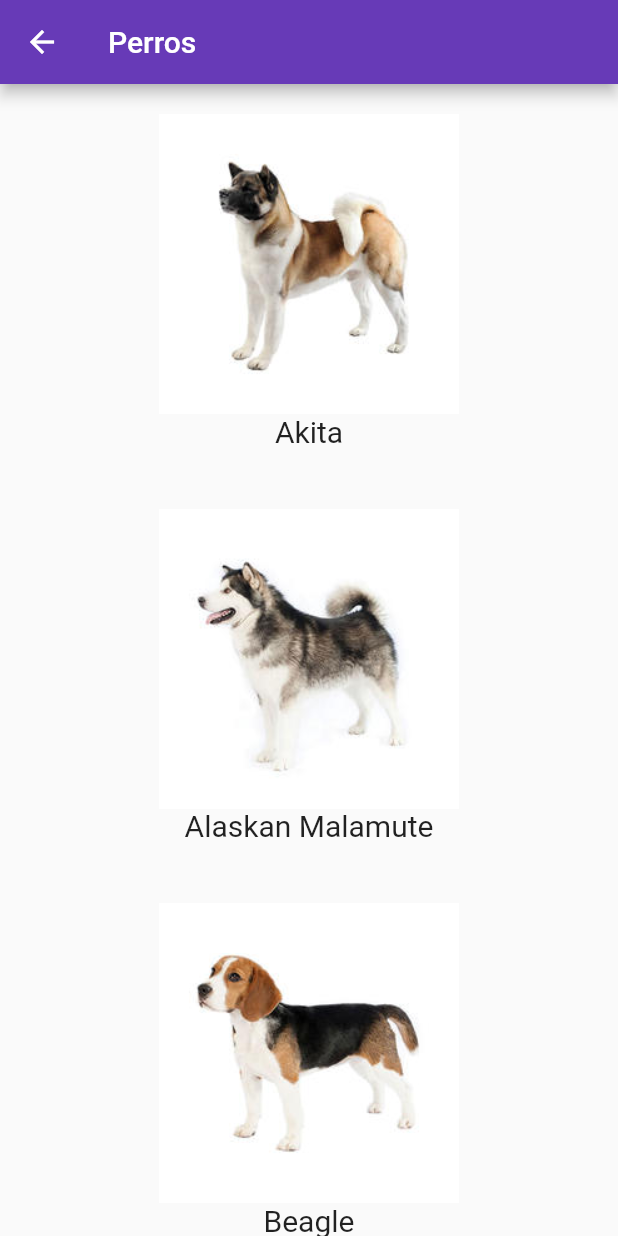
After one commit to m60miguel/NewbiePets, a Flutter app: the DogsPage screen opened directly, on a phone screen of 412 x 824 dp. The commit adds this screen. Run offline on Flutter 3.47's test engine with Material 2 defaults, Android fonts, the phone set to English and light mode, and no system bars; our stand-ins replace font_awesome_flutter, google_maps_flutter.

Commit message:
Create Dogs page and modification Pets page

```diff
--- /dev/null
+++ b/newbiepets_flutter/lib/pages/dogs.dart
@@ -0,0 +1,42 @@
+import 'package:flutter/material.dart';
+
+class DogsPage extends StatelessWidget {
+  @override
+  Widget build(BuildContext context) {
+    return new Scaffold(
+      appBar: new AppBar(
+        title: new Text("Perros"),
+      ),
+      body: new ListView(
+        children: <Widget>[
+          new ListDogs(imageDog: "akita.jpg", nameDog: "Akita"),
+          new ListDogs(imageDog: "alaskan-malamute.jpg", nameDog: "Alaskan Malamute"),
+          new ListDogs(imageDog: "beagle.jpg", nameDog: "Beagle")
+        ],
+      ),
+    );
+  }
+}
+
+class ListDogs extends StatelessWidget {
+
+  ListDogs ({this.imageDog, this.nameDog});
+
+  final String imageDog;
+  final String nameDog;
+
+  @override
+  Widget build(BuildContext context) {
+    return new Container(
+      padding: new EdgeInsets.all(20.0),
+      child: new Center(
+        child: new Column(
+          children: <Widget>[
+            new Image.asset('images/dogs/'+imageDog, width: 200.0),
+            new Text(nameDog, style: new TextStyle(fontSize: 20.0))
+          ],
+        ),
+      ),
+    );
+  }
+}
--- a/newbiepets_flutter/lib/pages/pets.dart
+++ b/newbiepets_flutter/lib/pages/pets.dart
@@ -1,4 +1,5 @@
 import 'package:flutter/material.dart';
+import 'package:newbiepets_flutter/pages/dogs.dart';
 
 class PetsPage extends StatelessWidget {
   @override
@@ -29,6 +30,9 @@ class PetsPage extends StatelessWidget {
                     ),
                     ListTile(
                       title: Text('Perros'),
+                      onTap: (){
+                        Navigator.push(context, MaterialPageRoute(builder: (context)=>DogsPage()));
+                      },
                     )
                   ],
                 ),
--- a/newbiepets_flutter/pubspec.yaml
+++ b/newbiepets_flutter/pubspec.yaml
@@ -55,6 +55,9 @@ flutter:
     - images/pet5.png
     - images/pet6.png
     - images/pet7.png
+    - images/dogs/akita.jpg
+    - images/dogs/alaskan-malamute.jpg
+    - images/dogs/beagle.jpg
 
   # An image asset can refer to one or more resolution-specific "variants", see
   # https://flutter.dev/assets-and-images/#resolution-aware.
```
Also changed, not shown: newbiepets_flutter/images/dogs/akita.jpg (added), newbiepets_flutter/images/dogs/alaskan-malamute.jpg (added), newbiepets_flutter/images/dogs/beagle.jpg (added).
